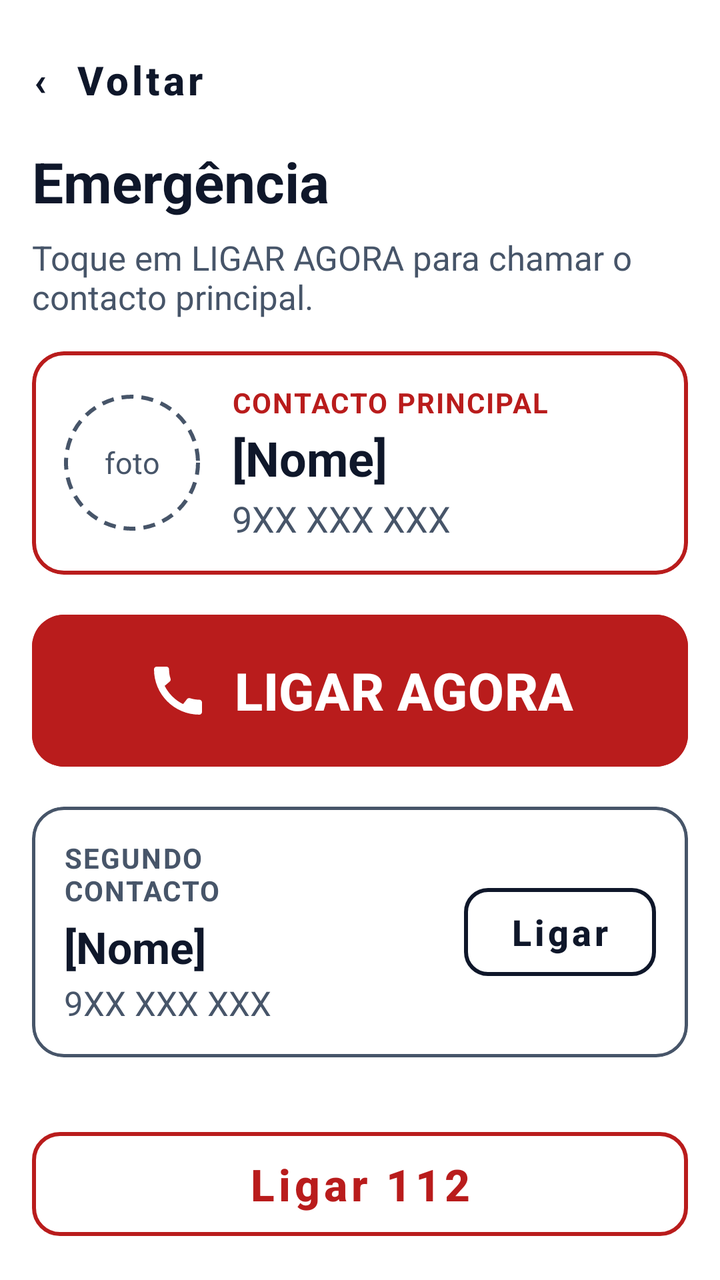
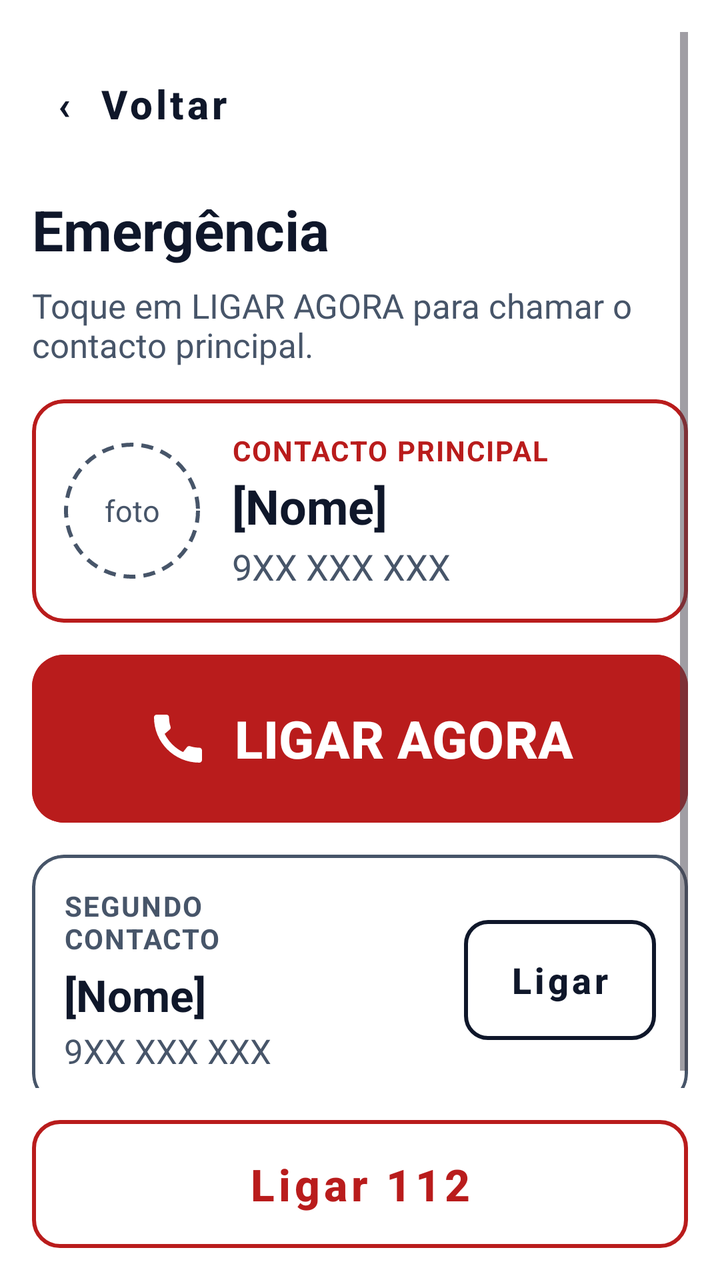

An Android layout rendered at two revisions. The XML below is the earlier revision; the diff shows what the commit changed to produce the second picture.
<!-- AndroidManifest.xml: application theme Theme.Vital -->
<!-- res/layout/activity_emergencia.xml -->
<?xml version="1.0" encoding="utf-8"?>
<androidx.constraintlayout.widget.ConstraintLayout
    xmlns:android="http://schemas.android.com/apk/res/android"
    xmlns:app="http://schemas.android.com/apk/res-auto"
    android:layout_width="match_parent"
    android:layout_height="match_parent"
    android:background="@color/white"
    android:padding="@dimen/margin_standard">

    <ScrollView
        android:id="@+id/scrollEmergencia"
        android:layout_width="0dp"
        android:layout_height="0dp"
        android:layout_marginBottom="16dp"
        android:fillViewport="true"
        app:layout_constraintBottom_toTopOf="@+id/btnLigar112"
        app:layout_constraintEnd_toEndOf="parent"
        app:layout_constraintStart_toStartOf="parent"
        app:layout_constraintTop_toTopOf="parent">

        <LinearLayout
            android:layout_width="match_parent"
            android:layout_height="wrap_content"
            android:orientation="vertical">

            
            <com.google.android.material.button.MaterialButton
                android:id="@+id/btnVoltarEmergencia"
                style="@style/Widget.MaterialComponents.Button.TextButton"
                android:layout_width="wrap_content"
                android:layout_height="wrap_content"
                android:minHeight="48dp"
                android:paddingStart="0dp"
                android:text="‹  Voltar"
                android:textAllCaps="false"
                android:textColor="@color/vital_navy"
                android:textSize="20sp"
                android:textStyle="bold" />

            
            <TextView
                android:layout_width="wrap_content"
                android:layout_height="wrap_content"
                android:layout_marginTop="8dp"
                android:text="Emergência"
                android:textColor="@color/vital_navy"
                android:textSize="28sp"
                android:textStyle="bold" />

            
            <TextView
                android:layout_width="match_parent"
                android:layout_height="wrap_content"
                android:layout_marginTop="8dp"
                android:text="Toque em LIGAR AGORA para chamar o contacto principal."
                android:textColor="@color/vital_gray"
                android:textSize="17sp" />

            
            <com.google.android.material.card.MaterialCardView
                android:layout_width="match_parent"
                android:layout_height="wrap_content"
                android:layout_marginTop="16dp"
                app:cardBackgroundColor="@color/white"
                app:cardCornerRadius="16dp"
                app:cardElevation="0dp"
                app:strokeColor="@color/vital_red"
                app:strokeWidth="2dp">

                <LinearLayout
                    android:layout_width="match_parent"
                    android:layout_height="wrap_content"
                    android:gravity="center_vertical"
                    android:orientation="horizontal"
                    android:padding="16dp">

                    <TextView
                        android:id="@+id/tvFotoContactoPrincipal"
                        android:layout_width="68dp"
                        android:layout_height="68dp"
                        android:background="@drawable/bg_foto_circulo"
                        android:gravity="center"
                        android:text="foto"
                        android:textColor="@color/vital_gray"
                        android:textSize="15sp" />

                    <LinearLayout
                        android:layout_width="0dp"
                        android:layout_height="wrap_content"
                        android:layout_marginStart="16dp"
                        android:layout_weight="1"
                        android:orientation="vertical">

                        <TextView
                            android:layout_width="wrap_content"
                            android:layout_height="wrap_content"
                            android:letterSpacing="0.05"
                            android:text="CONTACTO PRINCIPAL"
                            android:textColor="@color/vital_red"
                            android:textSize="14sp"
                            android:textStyle="bold" />

                        <TextView
                            android:id="@+id/tvNomeContactoPrincipal"
                            android:layout_width="wrap_content"
                            android:layout_height="wrap_content"
                            android:layout_marginTop="2dp"
                            android:text="[Nome]"
                            android:textColor="@color/vital_navy"
                            android:textSize="24sp"
                            android:textStyle="bold" />

                        <TextView
                            android:id="@+id/tvNumeroContactoPrincipal"
                            android:layout_width="wrap_content"
                            android:layout_height="wrap_content"
                            android:layout_marginTop="2dp"
                            android:text="9XX XXX XXX"
                            android:textColor="@color/vital_gray"
                            android:textSize="18sp" />
                    </LinearLayout>
                </LinearLayout>
            </com.google.android.material.card.MaterialCardView>

            
            <com.google.android.material.button.MaterialButton
                android:id="@+id/btnLigarPrincipal"
                android:layout_width="match_parent"
                android:layout_height="84dp"
                android:layout_marginTop="16dp"
                android:backgroundTint="@color/vital_red"
                android:text="LIGAR AGORA"
                android:textColor="@color/white"
                android:textSize="26sp"
                android:textStyle="bold"
                app:cornerRadius="16dp"
                app:icon="@drawable/ic_phone"
                app:iconGravity="textStart"
                app:iconPadding="12dp"
                app:iconSize="32dp"
                app:iconTint="@color/white" />

            
            <com.google.android.material.card.MaterialCardView
                android:layout_width="match_parent"
                android:layout_height="wrap_content"
                android:layout_marginTop="16dp"
                app:cardBackgroundColor="@color/white"
                app:cardCornerRadius="16dp"
                app:cardElevation="0dp"
                app:strokeColor="@color/vital_gray"
                app:strokeWidth="1.5dp">

                <LinearLayout
                    android:layout_width="match_parent"
                    android:layout_height="wrap_content"
                    android:gravity="center_vertical"
                    android:orientation="horizontal"
                    android:padding="16dp">

                    <LinearLayout
                        android:layout_width="0dp"
                        android:layout_height="wrap_content"
                        android:layout_marginEnd="12dp"
                        android:layout_weight="1"
                        android:orientation="vertical">

                        <TextView
                            android:layout_width="wrap_content"
                            android:layout_height="wrap_content"
                            android:letterSpacing="0.05"
                            android:text="SEGUNDO\nCONTACTO"
                            android:textColor="@color/vital_gray"
                            android:textSize="14sp"
                            android:textStyle="bold" />

                        <TextView
                            android:id="@+id/tvNomeSegundoContacto"
                            android:layout_width="wrap_content"
                            android:layout_height="wrap_content"
                            android:layout_marginTop="4dp"
                            android:text="[Nome]"
                            android:textColor="@color/vital_navy"
                            android:textSize="22sp"
                            android:textStyle="bold" />

                        <TextView
                            android:id="@+id/tvNumeroSegundoContacto"
                            android:layout_width="wrap_content"
                            android:layout_height="wrap_content"
                            android:layout_marginTop="2dp"
                            android:text="9XX XXX XXX"
                            android:textColor="@color/vital_gray"
                            android:textSize="17sp" />
                    </LinearLayout>

                    <com.google.android.material.button.MaterialButton
                        android:id="@+id/btnLigarSecundario"
                        style="@style/Widget.MaterialComponents.Button.OutlinedButton"
                        android:layout_width="wrap_content"
                        android:layout_height="56dp"
                        android:minWidth="96dp"
                        android:text="Ligar"
                        android:textAllCaps="false"
                        android:textColor="@color/vital_navy"
                        android:textSize="18sp"
                        android:textStyle="bold"
                        app:cornerRadius="12dp"
                        app:strokeColor="@color/vital_navy"
                        app:strokeWidth="2dp" />
                </LinearLayout>
            </com.google.android.material.card.MaterialCardView>

        </LinearLayout>
    </ScrollView>

    
    <com.google.android.material.button.MaterialButton
        android:id="@+id/btnLigar112"
        style="@style/Widget.MaterialComponents.Button.OutlinedButton"
        android:layout_width="0dp"
        android:layout_height="64dp"
        android:backgroundTint="@color/white"
        android:text="Ligar 112"
        android:textAllCaps="false"
        android:textColor="@color/vital_red"
        android:textSize="22sp"
        android:textStyle="bold"
        app:cornerRadius="14dp"
        app:strokeColor="@color/vital_red"
        app:strokeWidth="2dp"
        app:layout_constraintBottom_toBottomOf="parent"
        app:layout_constraintEnd_toEndOf="parent"
        app:layout_constraintStart_toStartOf="parent" />

</androidx.constraintlayout.widget.ConstraintLayout>
<!-- resources referenced by this layout -->
<resources>
  <color name="vital_gray">#475569</color>
  <color name="vital_navy">#0F172A</color>
  <color name="vital_red">#B91C1C</color>
  <color name="white">#FFFFFF</color>
  <dimen name="margin_standard">16dp</dimen>
  <!-- drawable bg_foto_circulo (drawable) -->
  <?xml version="1.0" encoding="utf-8"?>
  <shape xmlns:android="http://schemas.android.com/apk/res/android"
      android:shape="oval">
      <solid android:color="@color/white" />
      <stroke
          android:width="2dp"
          android:color="@color/vital_gray"
          android:dashWidth="6dp"
          android:dashGap="4dp" />
  </shape>
  <!-- drawable ic_phone (drawable) -->
  <vector xmlns:android="http://schemas.android.com/apk/res/android"
      android:width="24dp"
      android:height="24dp"
      android:viewportWidth="24"
      android:viewportHeight="24">
    <path
        android:fillColor="#FF000000"
        android:pathData="M20.01,15.38c-1.23,0 -2.42,-0.2 -3.53,-0.56 -0.35,-0.12 -0.74,-0.03 -1.01,0.24l-1.57,1.97c-2.83,-1.35 -5.48,-3.9 -6.89,-6.83l1.95,-1.66c0.27,-0.28 0.35,-0.67 0.24,-1.02 -0.37,-1.11 -0.56,-2.3 -0.56,-3.53 0,-0.55 -0.45,-1 -1,-1H4c-0.55,0 -1,0.45 -1,1 0,9.39 7.61,17 17,17 0.55,0 1,-0.45 1,-1v-3.61c0,-0.55 -0.45,-1 -1,-1z"/>
  </vector>
  <style name="Theme.Vital" parent="Base.Theme.Vital" />
  <style name="Base.Theme.Vital" parent="Theme.Material3.DayNight.NoActionBar">
          
          
      </style>
</resources>

<!-- the commit's change to res/layout/activity_emergencia.xml (unified diff, before → after) -->
@@ -29,8 +29,13 @@
                 style="@style/Widget.MaterialComponents.Button.TextButton"
                 android:layout_width="wrap_content"
                 android:layout_height="wrap_content"
-                android:minHeight="48dp"
-                android:paddingStart="0dp"
+                android:minHeight="72dp"
+                android:minWidth="168dp"
+                android:insetTop="0dp"
+                android:insetBottom="0dp"
+                android:gravity="start|center_vertical"
+                android:paddingStart="12dp"
+                android:paddingEnd="24dp"
                 android:text="‹  Voltar"
                 android:textAllCaps="false"
                 android:textColor="@color/vital_navy"
@@ -126,6 +131,8 @@
             <com.google.android.material.button.MaterialButton
                 android:id="@+id/btnLigarPrincipal"
                 android:layout_width="match_parent"
+                android:insetTop="0dp"
+                android:insetBottom="0dp"
                 android:layout_height="84dp"
                 android:layout_marginTop="16dp"
                 android:backgroundTint="@color/vital_red"
@@ -198,7 +205,9 @@
                         android:id="@+id/btnLigarSecundario"
                         style="@style/Widget.MaterialComponents.Button.OutlinedButton"
                         android:layout_width="wrap_content"
-                        android:layout_height="56dp"
+                        android:insetTop="0dp"
+                        android:insetBottom="0dp"
+                        android:layout_height="60dp"
                         android:minWidth="96dp"
                         android:text="Ligar"
                         android:textAllCaps="false"
@@ -219,6 +228,8 @@
         android:id="@+id/btnLigar112"
         style="@style/Widget.MaterialComponents.Button.OutlinedButton"
         android:layout_width="0dp"
+        android:insetTop="0dp"
+        android:insetBottom="0dp"
         android:layout_height="64dp"
         android:backgroundTint="@color/white"
         android:text="Ligar 112"
